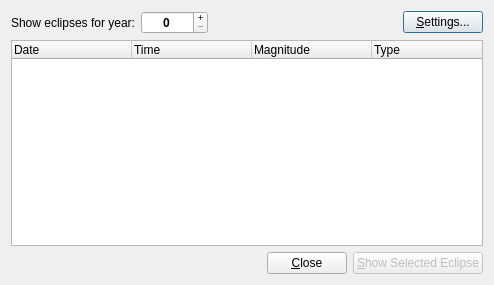
Qt form src/plugins/render/eclipses/EclipsesListDialog.ui (KDE/marble) before a commit.
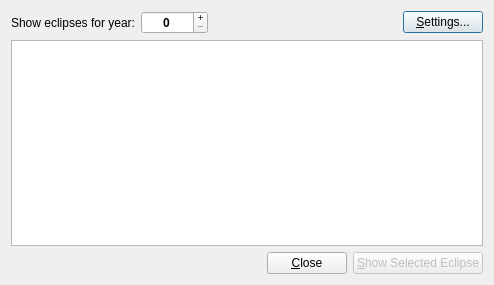
The same form after that commit.

Commit message: EclipsesPlugin: Add new eclipses list dialog

```diff
--- a/src/plugins/render/eclipses/EclipsesListDialog.ui
+++ b/src/plugins/render/eclipses/EclipsesListDialog.ui
@@ -100,7 +100,7 @@
     </widget>
    </item>
    <item>
-    <widget class="QTreeWidget" name="treeWidget">
+    <widget class="QTreeView" name="treeView">
      <property name="rootIsDecorated">
       <bool>false</bool>
      </property>
@@ -110,32 +110,9 @@
      <attribute name="headerCascadingSectionResizes">
       <bool>false</bool>
      </attribute>
-     <attribute name="headerDefaultSectionSize">
+     <attribute name="headerMinimumSectionSize">
       <number>120</number>
      </attribute>
-     <attribute name="headerStretchLastSection">
-      <bool>true</bool>
-     </attribute>
-     <column>
-      <property name="text">
-       <string>Date</string>
-      </property>
-     </column>
-     <column>
-      <property name="text">
-       <string>Time</string>
-      </property>
-     </column>
-     <column>
-      <property name="text">
-       <string>Magnitude</string>
-      </property>
-     </column>
-     <column>
-      <property name="text">
-       <string>Type</string>
-      </property>
-     </column>
     </widget>
    </item>
    <item>
```
Left out of the diff: 4 changed lines with no effect on the pictures. The commit also changes 7 other files.
